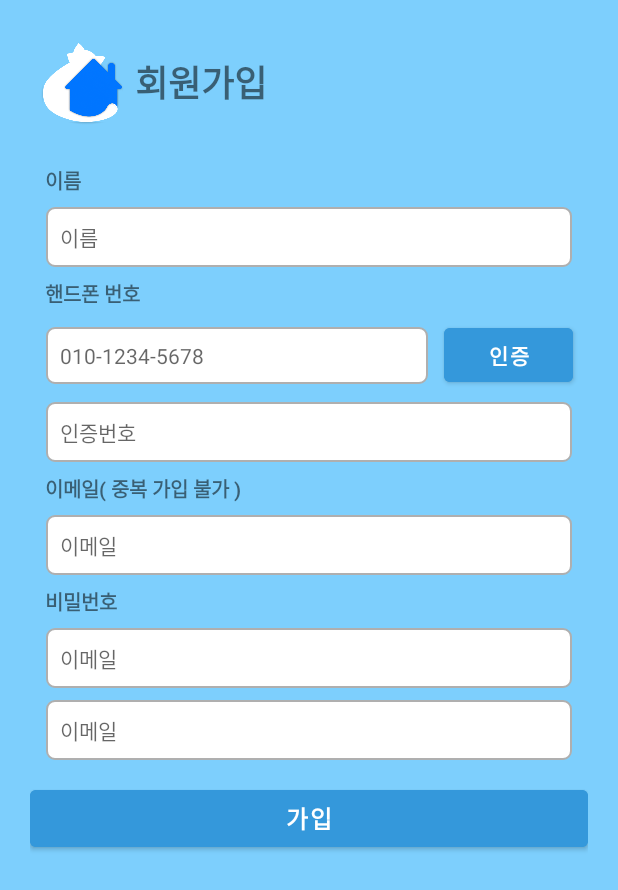
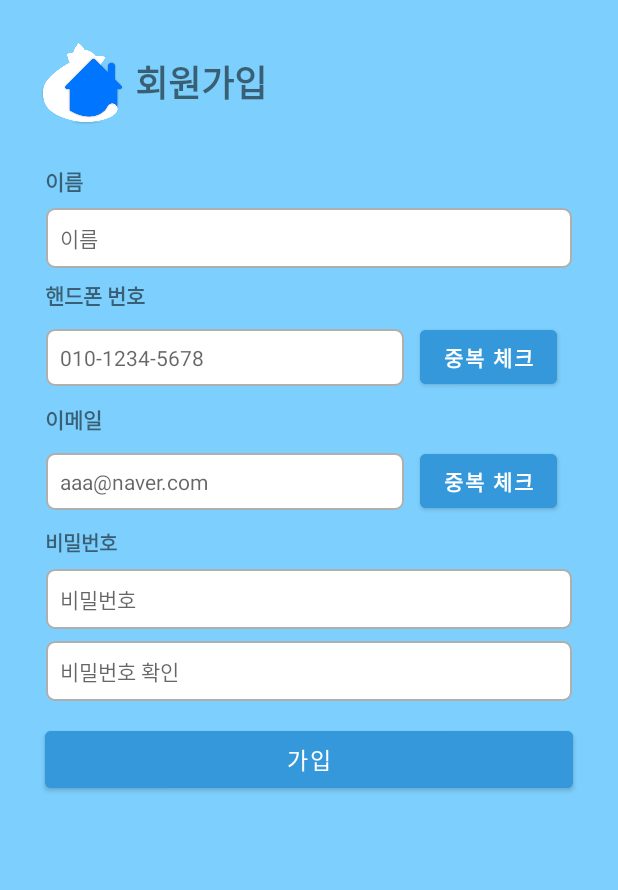
Before and after one commit to pethotel-app/pethotel-client-android, an Android app: the RegisterActivity screen opened directly, with no data from a screen before it, on a phone screen of 412 x 824 dp. Shown: the top 890 px of the screen. Run offline under Robolectric (Android 15) with nearby library versions, the phone set to English and light mode, and no system bars.

Commit message:
회원가입 화면 디자인 수정

```diff
--- a/app/src/main/java/com/hyunsungkr/pethotel/FindIdActivity.java
+++ b/app/src/main/java/com/hyunsungkr/pethotel/FindIdActivity.java
@@ -26,7 +26,7 @@ public class FindIdActivity extends AppCompatActivity {
         editName = findViewById(R.id.editEmail);
         editPhone1 = findViewById(R.id.editPhone1);
         editPhone2 = findViewById(R.id.editPhone2);
-        btnCert = findViewById(R.id.btnCert);
+        btnCert = findViewById(R.id.btnPhoneCheck);
         btnFind = findViewById(R.id.btnLogin);
 
 
--- a/app/src/main/java/com/hyunsungkr/pethotel/FindPasswordActivity.java
+++ b/app/src/main/java/com/hyunsungkr/pethotel/FindPasswordActivity.java
@@ -26,7 +26,7 @@ public class FindPasswordActivity extends AppCompatActivity {
         editPhone1 = findViewById(R.id.editPhone1);
         editPhone2 = findViewById(R.id.editPhone2);
         editCert = findViewById(R.id.editCert);
-        btnCert = findViewById(R.id.btnCert);
+        btnCert = findViewById(R.id.btnPhoneCheck);
         btnFind = findViewById(R.id.btnLogin);
 
 
--- a/app/src/main/java/com/hyunsungkr/pethotel/RegisterActivity.java
+++ b/app/src/main/java/com/hyunsungkr/pethotel/RegisterActivity.java
@@ -10,16 +10,13 @@ public class RegisterActivity extends AppCompatActivity {
 
 
     EditText editName;
-    EditText editPhone1;
-    EditText editPhone2;
-    EditText editCert;
-    EditText editEmail1;
-    EditText editEmail2;
-    EditText editPassword1;
-    EditText editPassword2;
-    Button btnCert;
-    Button btnCheck;
-    Button btnJoin;
+    EditText editPhone;
+    Button btnPhoneCheck;
+    EditText editEmail;
+    Button btnEmailCheck;
+    EditText editPassword;
+    EditText editPasswordCheck;
+    Button btnLogin;
 
 
     @Override
@@ -28,16 +25,14 @@ public class RegisterActivity extends AppCompatActivity {
         setContentView(R.layout.activity_register);
 
         editName = findViewById(R.id.editEmail);
-        editPhone1 = findViewById(R.id.editPhone1);
-        editPhone2 = findViewById(R.id.editPhone2);
-        editCert = findViewById(R.id.editCert);
-        editEmail1 = findViewById(R.id.editPassword);
-        editEmail2 = findViewById(R.id.editEmail2);
-        editPassword1 = findViewById(R.id.editPassword1);
-        editPassword2 = findViewById(R.id.editPassword2);
-        btnCert = findViewById(R.id.btnCert);
-        btnCheck = findViewById(R.id.btnCheck);
-        btnJoin = findViewById(R.id.btnLogin);
+        editPhone = findViewById(R.id.editPhone);
+        btnPhoneCheck = findViewById(R.id.btnPhoneCheck);
+        editEmail = findViewById(R.id.editEmail);
+        btnEmailCheck = findViewById(R.id.btnEmailCheck);
+        editPassword = findViewById(R.id.editPassword);
+        editPasswordCheck = findViewById(R.id.editPasswordCheck);
+        btnLogin = findViewById(R.id.btnLogin);
+
 
 
 
--- a/app/src/main/res/layout/activity_find_id.xml
+++ b/app/src/main/res/layout/activity_find_id.xml
@@ -102,7 +102,7 @@
                 tools:ignore="SpeakableTextPresentCheck" />
 
             <Button
-                android:id="@+id/btnCert"
+                android:id="@+id/btnPhoneCheck"
                 android:layout_width="wrap_content"
                 android:layout_height="match_parent"
                 android:layout_marginTop="7dp"
--- a/app/src/main/res/layout/activity_find_password.xml
+++ b/app/src/main/res/layout/activity_find_password.xml
@@ -126,7 +126,7 @@
                 tools:ignore="SpeakableTextPresentCheck" />
 
             <Button
-                android:id="@+id/btnCert"
+                android:id="@+id/btnPhoneCheck"
                 android:layout_width="wrap_content"
                 android:layout_height="match_parent"
                 android:layout_marginTop="7dp"
--- a/app/src/main/res/layout/activity_register.xml
+++ b/app/src/main/res/layout/activity_register.xml
@@ -44,7 +44,7 @@
             android:layout_marginRight="10dp"
             android:layout_marginBottom="3dp"
             android:text="이름"
-            android:textSize="13sp"
+            android:textSize="14sp"
             android:textStyle="bold" />
 
         <EditText
@@ -71,7 +71,7 @@
             android:layout_marginRight="10dp"
             android:layout_marginBottom="3dp"
             android:text="핸드폰 번호"
-            android:textSize="13sp"
+            android:textSize="14sp"
             android:textStyle="bold" />
 
         <LinearLayout
@@ -82,42 +82,27 @@
             android:orientation="horizontal">
 
             <EditText
-                android:id="@+id/editEmail4"
+                android:id="@+id/editPhone"
                 android:layout_width="wrap_content"
                 android:layout_height="wrap_content"
                 android:layout_marginLeft="10dp"
                 android:layout_marginRight="10dp"
                 android:background="@drawable/edittext2"
-                android:ems="16"
+                android:ems="15"
                 android:hint="010-1234-5678"
                 android:inputType="textEmailAddress"
                 android:padding="10dp"
                 android:textSize="14sp" />
 
             <Button
-                android:id="@+id/btnCert"
+                android:id="@+id/btnPhoneCheck"
                 android:layout_width="wrap_content"
                 android:layout_height="wrap_content"
                 android:layout_marginRight="10dp"
                 android:backgroundTint="#3498DB"
-                android:text="인증"
+                android:text="중복 체크"
                 android:textStyle="bold" />
         </LinearLayout>
-
-        <EditText
-            android:id="@+id/editEmail6"
-            android:layout_width="match_parent"
-            android:layout_height="wrap_content"
-            android:layout_marginLeft="10dp"
-            android:layout_marginTop="3dp"
-            android:layout_marginRight="10dp"
-            android:layout_marginBottom="3dp"
-            android:background="@drawable/edittext2"
-            android:ems="14"
-            android:hint="인증번호"
-            android:inputType="textEmailAddress"
-            android:padding="10dp"
-            android:textSize="14sp" />
 
         <TextView
             android:id="@+id/textView5"
@@ -127,24 +112,39 @@
             android:layout_marginTop="3dp"
             android:layout_marginRight="10dp"
             android:layout_marginBottom="3dp"
-            android:text="이메일( 중복 가입 불가 )"
-            android:textSize="13sp"
+            android:text="이메일"
+            android:textSize="14sp"
             android:textStyle="bold" />
 
-        <EditText
-            android:id="@+id/editEmail8"
+        <LinearLayout
             android:layout_width="match_parent"
             android:layout_height="wrap_content"
-            android:layout_marginLeft="10dp"
             android:layout_marginTop="3dp"
-            android:layout_marginRight="10dp"
             android:layout_marginBottom="3dp"
-            android:background="@drawable/edittext2"
-            android:ems="14"
-            android:hint="이메일"
-            android:inputType="textEmailAddress"
-            android:padding="10dp"
-            android:textSize="14sp" />
+            android:orientation="horizontal">
+
+            <EditText
+                android:id="@+id/editEmail"
+                android:layout_width="wrap_content"
+                android:layout_height="wrap_content"
+                android:layout_marginLeft="10dp"
+                android:layout_marginRight="10dp"
+                android:background="@drawable/edittext2"
+                android:ems="15"
+                android:hint="aaa@naver.com"
+                android:inputType="textEmailAddress"
+                android:padding="10dp"
+                android:textSize="14sp" />
+
+            <Button
+                android:id="@+id/btnEmailCheck"
+                android:layout_width="wrap_content"
+                android:layout_height="wrap_content"
+                android:layout_marginRight="10dp"
+                android:backgroundTint="#3498DB"
+                android:text="중복 체크"
+                android:textStyle="bold" />
+        </LinearLayout>
 
         <TextView
             android:id="@+id/textView6"
@@ -159,7 +159,7 @@
             android:textStyle="bold" />
 
         <EditText
-            android:id="@+id/editEmail10"
+            android:id="@+id/editPassword"
             android:layout_width="match_parent"
             android:layout_height="wrap_content"
             android:layout_marginLeft="10dp"
@@ -168,13 +168,13 @@
             android:layout_marginBottom="3dp"
             android:background="@drawable/edittext2"
             android:ems="14"
-            android:hint="이메일"
+            android:hint="비밀번호"
             android:inputType="textEmailAddress"
             android:padding="10dp"
             android:textSize="14sp" />
 
         <EditText
-            android:id="@+id/editEmail11"
+            android:id="@+id/editPasswordCheck"
             android:layout_width="match_parent"
             android:layout_height="wrap_content"
             android:layout_marginLeft="10dp"
@@ -183,7 +183,7 @@
             android:layout_marginBottom="3dp"
             android:background="@drawable/edittext2"
             android:ems="14"
-            android:hint="이메일"
+            android:hint="비밀번호 확인"
             android:inputType="textEmailAddress"
             android:padding="10dp"
             android:textSize="14sp" />
@@ -192,11 +192,12 @@
             android:id="@+id/btnLogin"
             android:layout_width="match_parent"
             android:layout_height="50dp"
+            android:layout_marginLeft="10dp"
             android:layout_marginTop="10dp"
+            android:layout_marginRight="10dp"
             android:backgroundTint="#3498DB"
             android:text="가입"
-            android:textSize="16sp"
-            android:textStyle="bold" />
+            android:textSize="15sp" />
 
     </LinearLayout>
 
```
